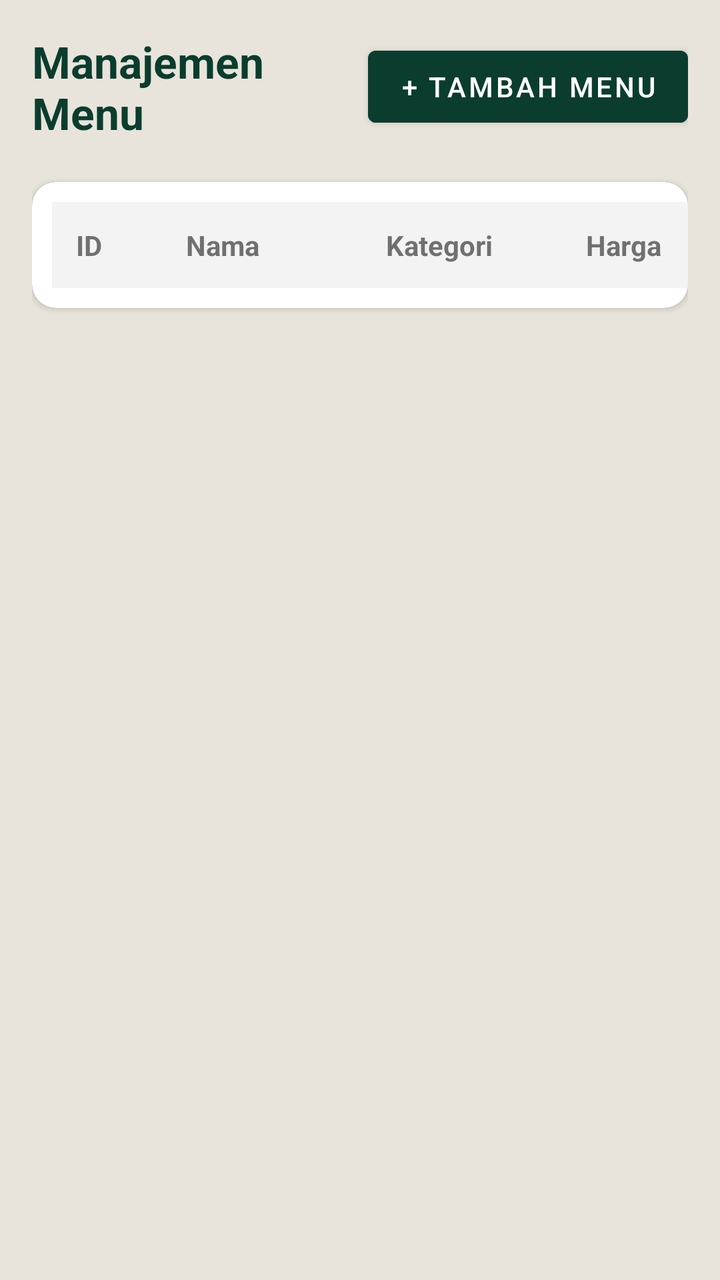
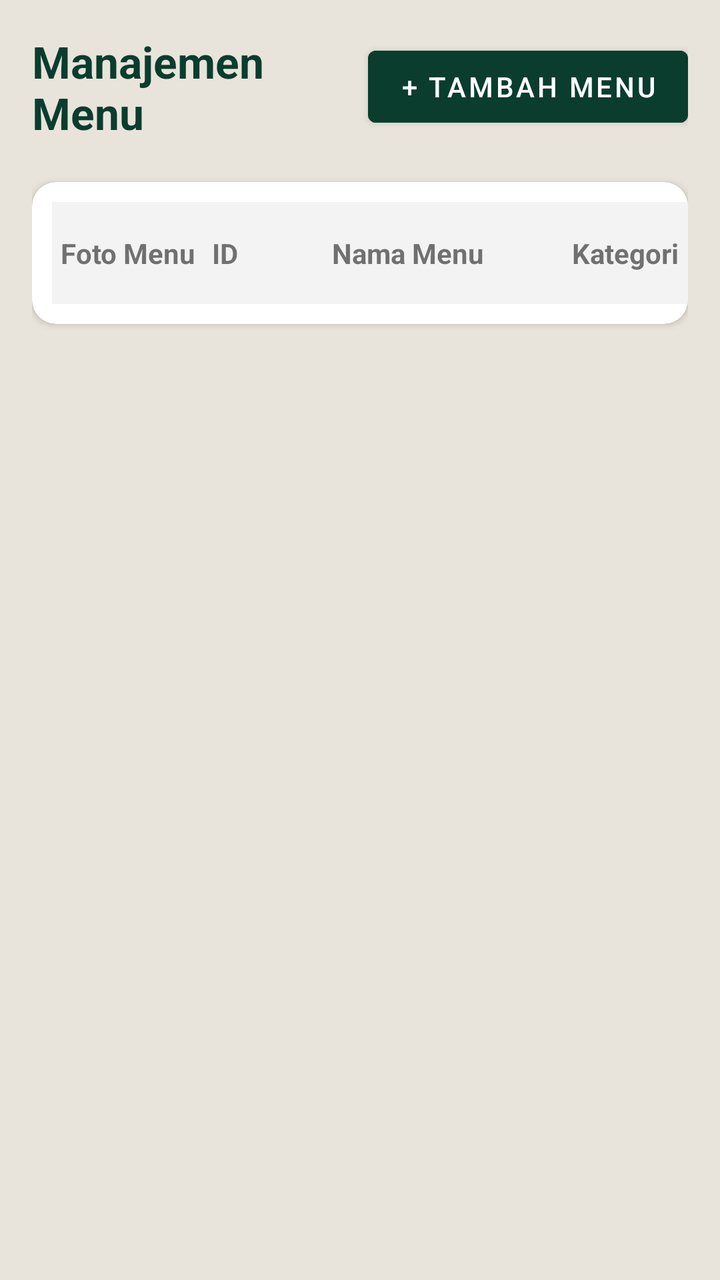

Screens rendered from an Android XML layout before and after an edit, with the pre-edit source and the edit as a unified diff.
<!-- AndroidManifest.xml: application theme Theme.Kayuhan -->
<!-- res/layout/activity_fragment_menu.xml -->
<?xml version="1.0" encoding="utf-8"?>
<LinearLayout xmlns:android="http://schemas.android.com/apk/res/android"
    xmlns:app="http://schemas.android.com/apk/res-auto"
    android:orientation="vertical"
    android:background="#E9E4DB"
    android:layout_width="match_parent"
    android:layout_height="match_parent"
    android:padding="16dp">

    
    <LinearLayout
        android:layout_width="match_parent"
        android:layout_height="wrap_content"
        android:orientation="horizontal"
        android:gravity="center_vertical">

        <TextView
            android:text="Manajemen Menu"
            android:textSize="22sp"
            android:textStyle="bold"
            android:textColor="#0A3D2E"
            android:layout_weight="1"
            android:layout_width="0dp"
            android:layout_height="wrap_content"/>

        <Button
            android:id="@+id/btnTambah"
            android:text="+ Tambah Menu"
            android:textColor="#FFFFFF"
            android:backgroundTint="#0A3D2E"
            android:layout_width="wrap_content"
            android:layout_height="wrap_content"/>
    </LinearLayout>

    
    <androidx.cardview.widget.CardView
        android:layout_marginTop="20dp"
        app:cardCornerRadius="12dp"
        android:layout_width="match_parent"
        android:layout_height="wrap_content">

        <HorizontalScrollView
            android:layout_width="match_parent"
            android:layout_height="wrap_content"
            android:scrollbars="none">

            <TableLayout
                android:id="@+id/tableMenu"
                android:padding="10dp"
                android:layout_width="wrap_content"
                android:layout_height="wrap_content">

                
                <TableRow
                    android:background="#F3F3F3"
                    android:padding="4dp">

                    <TextView
                        android:text="ID"
                        android:textStyle="bold"
                        android:padding="8dp"
                        android:layout_width="55dp"/>

                    <TextView
                        android:text="Nama"
                        android:textStyle="bold"
                        android:padding="8dp"
                        android:layout_width="100dp"/>

                    <TextView
                        android:text="Kategori"
                        android:textStyle="bold"
                        android:padding="8dp"
                        android:layout_width="100dp"/>

                    <TextView
                        android:text="Harga"
                        android:textStyle="bold"
                        android:padding="8dp"
                        android:layout_width="80dp"/>

                    <TextView
                        android:text="Aksi"
                        android:textStyle="bold"
                        android:gravity="center"
                        android:padding="8dp"
                        android:layout_width="160dp"/>

                </TableRow>

            </TableLayout>
        </HorizontalScrollView>

    </androidx.cardview.widget.CardView>

</LinearLayout>
<!-- resources referenced by this layout -->
<resources>
  <style name="Theme.Kayuhan" parent="Theme.MaterialComponents.DayNight.DarkActionBar">
          
          <item name="colorPrimary">@color/hijau_utama</item>
          <item name="colorPrimaryVariant">@color/hijau_cerah</item>
          <item name="colorOnPrimary">@color/white</item>
          
          <item name="colorSecondary">@color/teal_200</item>
          <item name="colorSecondaryVariant">@color/teal_700</item>
          <item name="colorOnSecondary">@color/black</item>
          
          <item name="android:statusBarColor">?attr/colorPrimaryVariant</item>
          
      </style>
  <color name="hijau_utama">#003D2E</color>
  <color name="hijau_cerah">#137356</color>
  <color name="white">#FFFFFFFF</color>
  <color name="teal_200">#FF03DAC5</color>
  <color name="teal_700">#FF018786</color>
  <color name="black">#FF000000</color>
</resources>

<!-- the commit's change to res/layout/activity_fragment_menu.xml (unified diff, before → after) -->
@@ -53,37 +53,47 @@
                 
                 <TableRow
                     android:background="#F3F3F3"
-                    android:padding="4dp">
+                    android:paddingTop="12dp"
+                    android:paddingBottom="12dp"
+                    android:gravity="center_vertical">
+
+                    
+                    <TextView
+                        android:text="Foto Menu"
+                        android:textStyle="bold"
+                        android:gravity="center"
+                        android:padding="4dp"
+                        android:layout_width="76dp"/>
 
                     <TextView
                         android:text="ID"
                         android:textStyle="bold"
-                        android:padding="8dp"
-                        android:layout_width="55dp"/>
+                        android:padding="4dp"
+                        android:layout_width="60dp"/>
 
                     <TextView
-                        android:text="Nama"
+                        android:text="Nama Menu"
                         android:textStyle="bold"
-                        android:padding="8dp"
-                        android:layout_width="100dp"/>
+                        android:padding="4dp"
+                        android:layout_width="120dp"/>
 
                     <TextView
                         android:text="Kategori"
                         android:textStyle="bold"
-                        android:padding="8dp"
+                        android:padding="4dp"
                         android:layout_width="100dp"/>
 
                     <TextView
-                        android:text="Harga"
+                        android:text="Harga Jual"
                         android:textStyle="bold"
-                        android:padding="8dp"
-                        android:layout_width="80dp"/>
+                        android:padding="4dp"
+                        android:layout_width="90dp"/>
 
                     <TextView
                         android:text="Aksi"
                         android:textStyle="bold"
                         android:gravity="center"
-                        android:padding="8dp"
+                        android:padding="4dp"
                         android:layout_width="160dp"/>
 
                 </TableRow>
